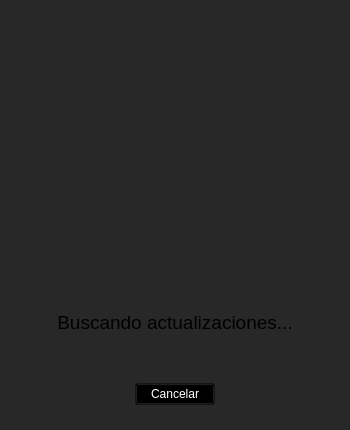
braiaantt/updater, file mainwindow.ui: the form before one commit.
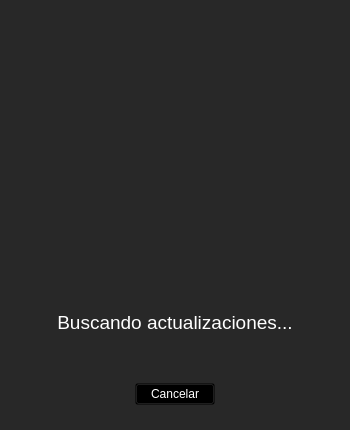
The form after the commit.

Commit message: refactor: set stylesheet to labelLogs

Patch:
```diff
--- a/mainwindow.ui
+++ b/mainwindow.ui
@@ -122,7 +122,7 @@
              </font>
             </property>
             <property name="styleSheet">
-             <string notr="true">#label{
+             <string notr="true">#labelLogs{
 color:white;
 }</string>
             </property>
```
